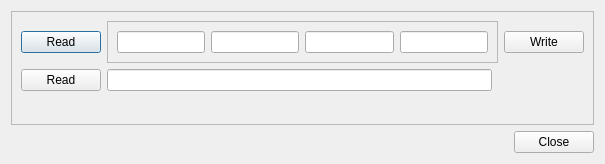
This is KV0S/HPSDRProgrammer_V2/addressdialog.ui in TAPR/OpenHPSDR-SVN as Qt 5 draws it before an edit. The edited form follows.
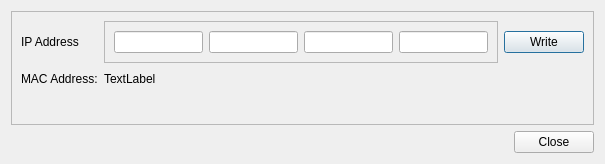
This is the edited form.

Commit message: working on IP address setting

What changed in the file:
```diff
--- a/KV0S/HPSDRProgrammer_V2/addressdialog.ui
+++ b/KV0S/HPSDRProgrammer_V2/addressdialog.ui
@@ -25,13 +25,6 @@
         <enum>QFrame::Raised</enum>
        </property>
        <layout class="QGridLayout" name="gridLayout_3">
-        <item row="0" column="0">
-         <widget class="QPushButton" name="pushButton">
-          <property name="text">
-           <string>Read</string>
-          </property>
-         </widget>
-        </item>
         <item row="0" column="1" colspan="2">
          <widget class="QFrame" name="frame_2">
           <property name="frameShape">
@@ -67,16 +60,6 @@
           </property>
          </widget>
         </item>
-        <item row="1" column="0">
-         <widget class="QPushButton" name="pushButton_3">
-          <property name="text">
-           <string>Read</string>
-          </property>
-         </widget>
-        </item>
-        <item row="1" column="1">
-         <widget class="QLineEdit" name="lineEdit"/>
-        </item>
         <item row="1" column="3">
          <spacer name="horizontalSpacer_2">
           <property name="orientation">
@@ -103,6 +86,46 @@
           </property>
          </spacer>
         </item>
+        <item row="0" column="0">
+         <widget class="QLabel" name="label">
+          <property name="text">
+           <string>IP Address</string>
+          </property>
+         </widget>
+        </item>
+        <item row="1" column="0">
+         <widget class="QLabel" name="label_2">
+          <property name="minimumSize">
+           <size>
+            <width>0</width>
+            <height>0</height>
+           </size>
+          </property>
+          <property name="text">
+           <string>MAC Address:</string>
+          </property>
+         </widget>
+        </item>
+        <item row="1" column="1">
+         <widget class="QLabel" name="MACLabel">
+          <property name="text">
+           <string>TextLabel</string>
+          </property>
+         </widget>
+        </item>
+        <item row="1" column="2">
+         <spacer name="horizontalSpacer_3">
+          <property name="orientation">
+           <enum>Qt::Horizontal</enum>
+          </property>
+          <property name="sizeHint" stdset="0">
+           <size>
+            <width>40</width>
+            <height>20</height>
+           </size>
+          </property>
+         </spacer>
+        </item>
        </layout>
       </widget>
      </item>
```
Left out of the diff: 10 changed lines with no effect on the pictures. The commit also changes 9 other files.
